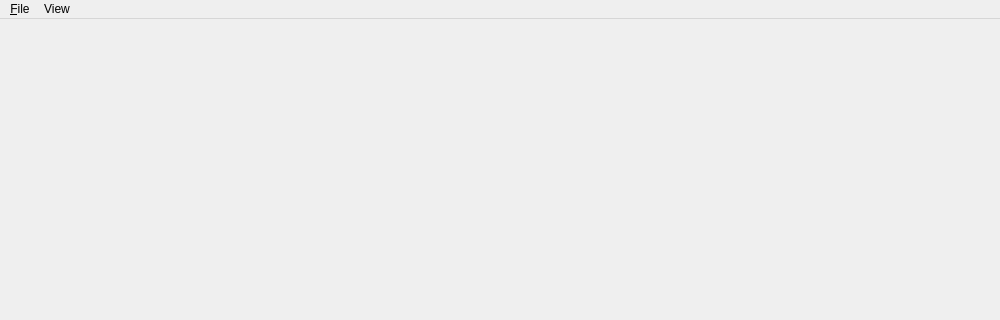
Old version of the form octovis/include/octovis/ViewerGui.ui in the repository OctoMap/octomap; both pictures show x 0 to 1000 and y 0 to 320 of the 1000 by 700 pixel window.
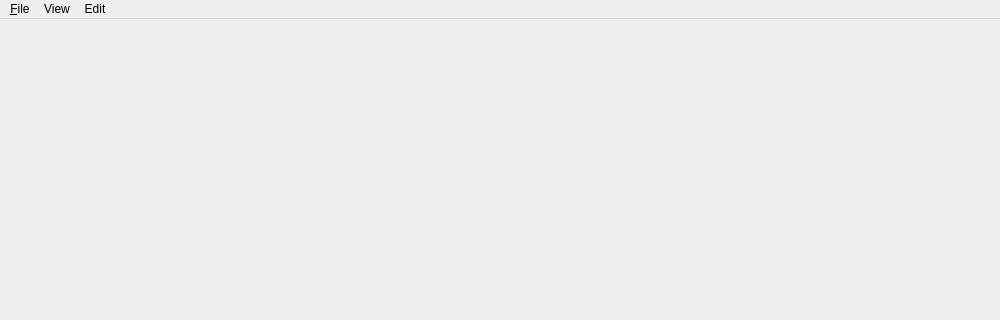
New version of the form. Icons and pictures are not drawn.

```diff
--- a/octovis/include/octovis/ViewerGui.ui
+++ b/octovis/include/octovis/ViewerGui.ui
@@ -20,7 +20,7 @@
      <x>0</x>
      <y>0</y>
      <width>1000</width>
-     <height>22</height>
+     <height>23</height>
     </rect>
    </property>
    <widget class="QMenu" name="menu_File">
@@ -91,8 +91,21 @@
     <addaction name="separator"/>
     <addaction name="menuBackground_color"/>
    </widget>
+   <widget class="QMenu" name="menuInteract">
+    <property name="title">
+     <string>Edit</string>
+    </property>
+    <addaction name="actionSelection_box"/>
+    <addaction name="separator"/>
+    <addaction name="actionClear_selection"/>
+    <addaction name="actionFill_selection"/>
+    <addaction name="separator"/>
+    <addaction name="actionClear_nodes_in_selection"/>
+    <addaction name="actionFill_nodes_in_selection"/>
+   </widget>
    <addaction name="menu_File"/>
    <addaction name="menuView"/>
+   <addaction name="menuInteract"/>
   </widget>
   <widget class="QStatusBar" name="statusbar"/>
   <action name="actionOpen_file">
```
Left out of the diff: 52 changed lines with no effect on the pictures.
